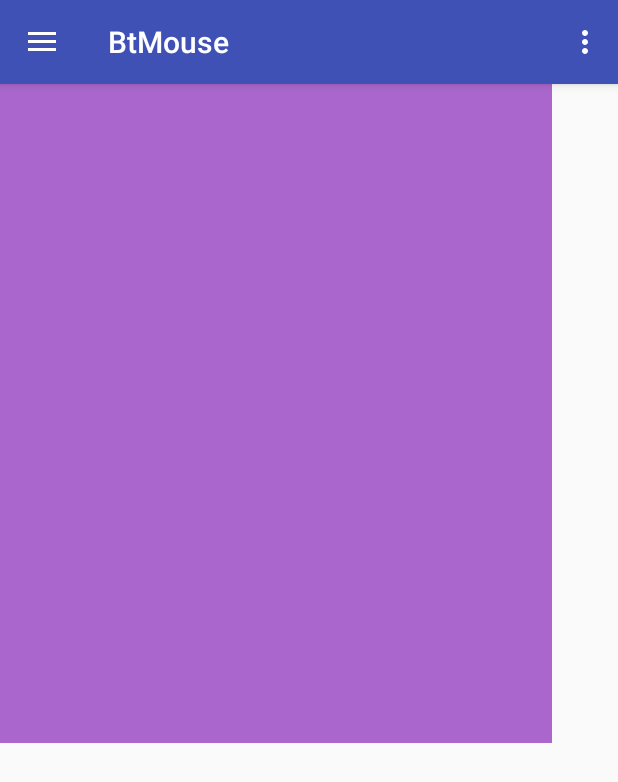
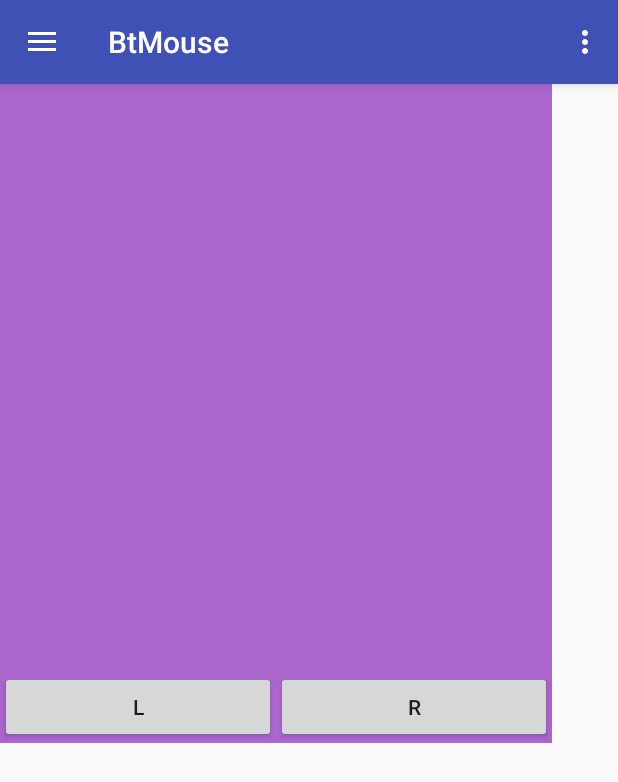
Before and after one commit to erancihan/project-bt-pc-remote, an Android app: the screen it shows after launch (MainActivity), in the options menu, after a tap on "Settings", on a phone screen of 412 x 824 dp. Shown: the top 782 px of the screen. Run offline under Robolectric (Android 15) with nearby library versions, the phone set to English and light mode, and no system bars; 1 statement that could not run was skipped.

Commit message:
layoutshit

```diff
--- a/bt-mouse-client/app/src/main/java/sleepless/bt_mouse_client/TouchpadFragment.java
+++ b/bt-mouse-client/app/src/main/java/sleepless/bt_mouse_client/TouchpadFragment.java
@@ -43,7 +43,6 @@ public class TouchpadFragment extends Fragment {
 
         mTouchPad = (TouchPad) view.findViewById(R.id.touchpadView);
         mL = (Button) view.findViewById(R.id.leftclick);
-        mL.set
         mR = (Button) view.findViewById(R.id.rightclick);
 
         RelativeLayout layout = (RelativeLayout) view.findViewById(R.id.touchpadLayout);
--- a/bt-mouse-client/app/src/main/res/layout/touchpad_layout.xml
+++ b/bt-mouse-client/app/src/main/res/layout/touchpad_layout.xml
@@ -1,52 +1,53 @@
 <?xml version="1.0" encoding="utf-8"?>
-<RelativeLayout xmlns:android="http://schemas.android.com/apk/res/android"
+<GridLayout xmlns:android="http://schemas.android.com/apk/res/android"
     android:layout_width="match_parent" android:layout_height="match_parent">
 
 
     <RelativeLayout
         android:id="@+id/touchpadLayout"
         android:layout_width="match_parent"
-        android:layout_height="467dp"
-        android:layout_alignParentEnd="true"
-        android:layout_below="@+id/textView4"
+        android:layout_height="match_parent"
         android:layout_column="0"
         android:layout_row="2">
 
         <sleepless.bt_mouse_client.TouchPad
             android:id="@+id/touchpadView"
             android:layout_width="match_parent"
-            android:layout_height="match_parent"
-            android:layout_alignParentEnd="true"
+            android:layout_height="wrap_content"
             android:background="@android:color/holo_purple"
             android:contentDescription="@string/touchpad" />
 
-    </RelativeLayout>
-
         <LinearLayout
             android:layout_width="match_parent"
-        android:layout_height="match_parent"
+            android:layout_height="wrap_content"
+            android:layout_weight="1"
             android:orientation="horizontal"
-        android:layout_below="@+id/touchpadLayout"
+            android:layout_alignParentBottom="true"
             android:layout_alignParentStart="true">
 
             <Button
                 android:id="@+id/leftclick"
-            android:layout_width="wrap_content"
+                android:layout_width="match_parent"
                 android:layout_height="wrap_content"
                 android:layout_alignParentBottom="true"
                 android:layout_alignParentStart="true"
                 android:layout_weight="1"
-            android:text="L" />
+                android:text="L"
+                android:visibility="visible" />
 
             <Button
                 android:id="@+id/rightclick"
-            android:layout_width="wrap_content"
+                android:layout_width="match_parent"
                 android:layout_height="wrap_content"
                 android:layout_alignParentBottom="true"
                 android:layout_alignParentEnd="true"
                 android:layout_weight="1"
-            android:text="R" />
+                android:hapticFeedbackEnabled="false"
+                android:text="R"
+                android:visibility="visible" />
 
         </LinearLayout>
 
     </RelativeLayout>
+
+</GridLayout>
```
Lines whose indentation alone changed are shown as unchanged.
